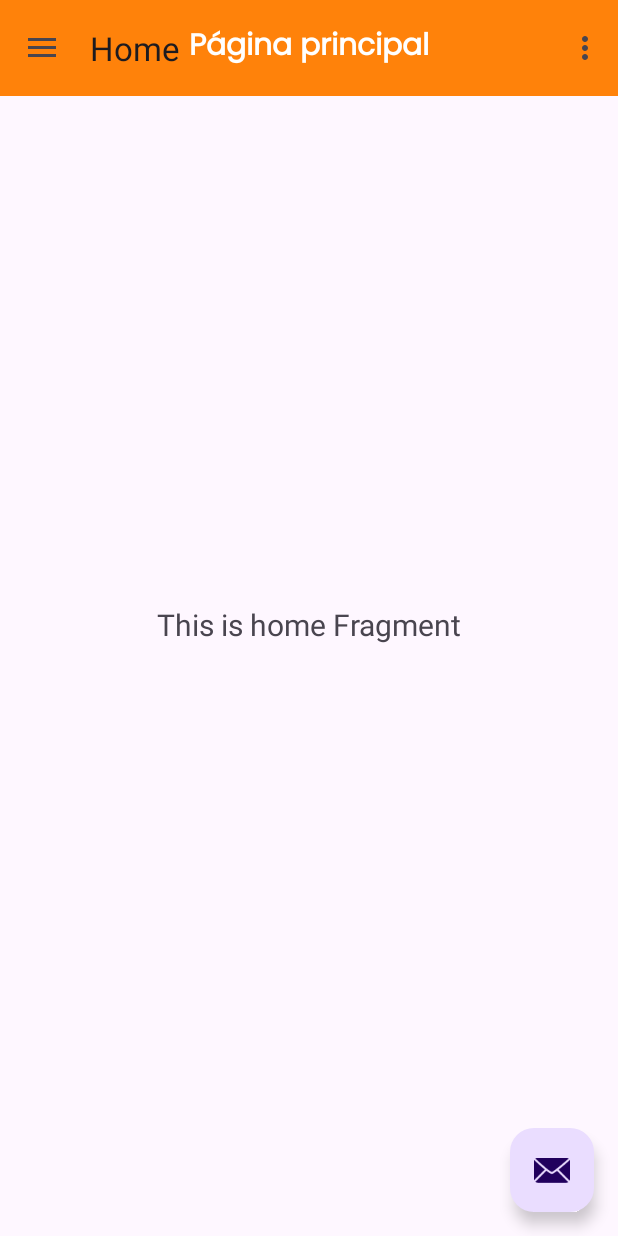
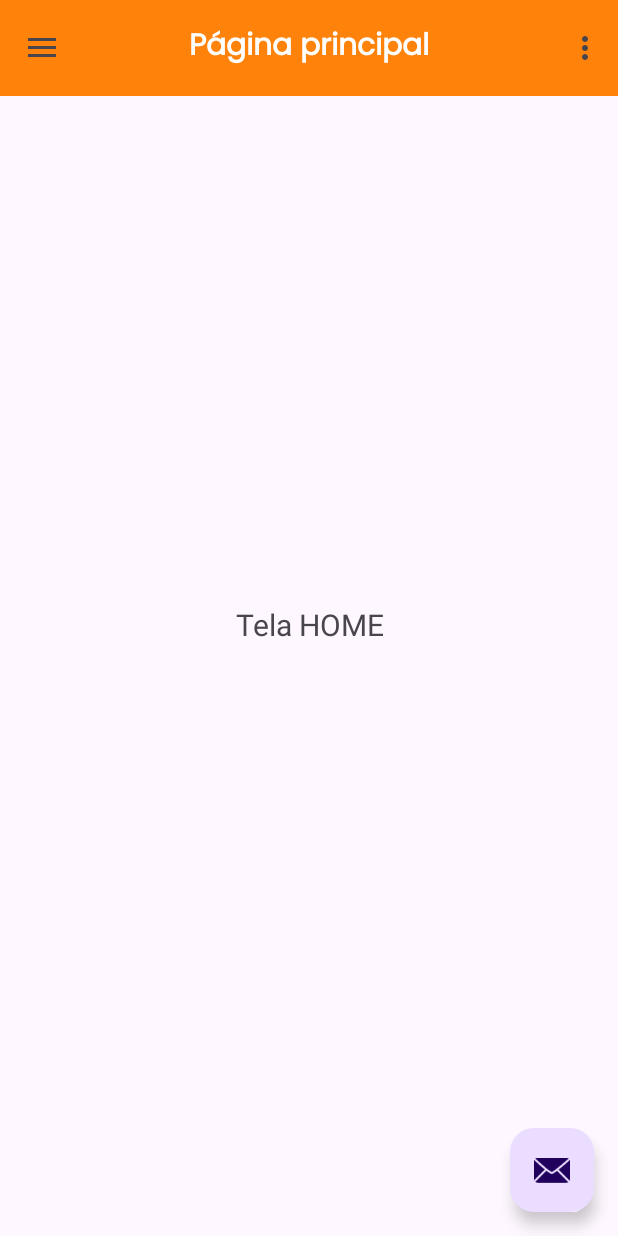
Before and after one commit to Sadousan/TaskLock, an Android app built with Jetpack Compose: the TelaPrincipalMenu screen opened directly, with no data from a screen before it, on a phone screen of 412 x 824 dp. Run offline under Robolectric (Android 15) with nearby library versions, the phone set to English and light mode, and no system bars; our stand-ins replace navigation-ui; Roboto replaces fonts that are not available here.

Commit message:
funcionalidade e database de tarefas adicionadas

```diff
--- a/app/src/main/java/com/example/tasklock/TelaPrincipalMenu.kt
+++ b/app/src/main/java/com/example/tasklock/TelaPrincipalMenu.kt
@@ -38,9 +38,12 @@ class TelaPrincipalMenu : AppCompatActivity() {
         // menu should be considered as top level destinations.
         appBarConfiguration = AppBarConfiguration(
             setOf(
-                R.id.nav_home, R.id.nav_usoapp, R.id.nav_appsbloqueados ,R.id.nav_adicionartarefa
+                R.id.nav_home,
+                R.id.nav_usoapp,
+                R.id.nav_appsbloqueados
             ), drawerLayout
         )
+
         setupActionBarWithNavController(navController, appBarConfiguration)
         navView.setupWithNavController(navController)
     }
--- a/app/src/main/java/com/example/tasklock/ui/adicionartarefa/AdicionarTarefaFragment.kt
+++ b/app/src/main/java/com/example/tasklock/ui/adicionartarefa/AdicionarTarefaFragment.kt
@@ -38,7 +38,8 @@ class AdicionarTarefaFragment : Fragment() {
         super.onViewCreated(view, savedInstanceState)
 
         // Atualiza título da toolbar (usando TextView customizado)
-        requireActivity().findViewById<TextView>(R.id.toolbar_title)?.text = "Adicionar Tarefa"
+        requireActivity().findViewById<TextView>(R.id.toolbar_title)?.text = getString(R.string.menu_adicionartarefa)
+
 
         // Oculta FAB, se visível na MainActivity
         val fab = requireActivity().findViewById<View>(R.id.fab)
--- a/app/src/main/java/com/example/tasklock/ui/adicionartarefa/AdicionarTarefaViewModel.kt
+++ b/app/src/main/java/com/example/tasklock/ui/adicionartarefa/AdicionarTarefaViewModel.kt
@@ -7,7 +7,7 @@ import androidx.lifecycle.ViewModel
 class AdicionarTarefaViewModel : ViewModel() {
 
     private val _text = MutableLiveData<String>().apply {
-        value = "Nome da tarefa, teste"
+
     }
     val text: LiveData<String> = _text
 }
--- a/app/src/main/java/com/example/tasklock/ui/home/HomeFragment.kt
+++ b/app/src/main/java/com/example/tasklock/ui/home/HomeFragment.kt
@@ -10,6 +10,7 @@ import android.widget.Toast
 import androidx.activity.result.contract.ActivityResultContracts
 import androidx.fragment.app.Fragment
 import androidx.lifecycle.ViewModelProvider
+import com.example.tasklock.R
 import com.example.tasklock.databinding.FragmentHomeBinding
 
 
@@ -43,6 +44,17 @@ class HomeFragment : Fragment() {
         return root
     }
 
+
+    override fun onViewCreated(view: View, savedInstanceState: Bundle?) {
+        super.onViewCreated(view, savedInstanceState)
+        requireActivity().findViewById<TextView>(R.id.toolbar_title)?.text =
+            getString(R.string.menu_home)
+
+        // Oculta FAB, se visível na MainActivity
+        val fab = requireActivity().findViewById<View>(R.id.fab)
+        fab?.visibility = View.GONE
+    }
+
     override fun onDestroyView() {
         super.onDestroyView()
         _binding = null
--- a/app/src/main/java/com/example/tasklock/ui/home/HomeViewModel.kt
+++ b/app/src/main/java/com/example/tasklock/ui/home/HomeViewModel.kt
@@ -7,7 +7,7 @@ import androidx.lifecycle.ViewModel
 class HomeViewModel : ViewModel() {
 
     private val _text = MutableLiveData<String>().apply {
-        value = "This is home Fragment"
+        value = "Tela HOME"
     }
     val text: LiveData<String> = _text
 }
--- a/app/src/main/res/layout/app_bar_telaprincipalmenu.xml
+++ b/app/src/main/res/layout/app_bar_telaprincipalmenu.xml
@@ -4,7 +4,9 @@
     xmlns:tools="http://schemas.android.com/tools"
     android:layout_width="match_parent"
     android:layout_height="match_parent"
+    android:fitsSystemWindows="true"
     tools:context=".TelaPrincipalMenu">
+
 
     <androidx.appcompat.widget.Toolbar
         android:id="@+id/toolbar"
--- a/app/src/main/res/layout/fragment_adicionartarefa.xml
+++ b/app/src/main/res/layout/fragment_adicionartarefa.xml
@@ -5,7 +5,6 @@
     xmlns:tools="http://schemas.android.com/tools"
     android:layout_width="match_parent"
     android:layout_height="match_parent"
-    android:fitsSystemWindows="true"
     tools:context=".ui.adicionartarefa.AdicionarTarefaFragment">
 
     <ScrollView
@@ -28,7 +27,7 @@
                 android:layout_gravity="center_horizontal"
                 android:layout_marginTop="16dp"
                 android:contentDescription="Ícone da tarefa"
-                android:src="@drawable/ic_addtask"
+                android:src="@drawable/ic_estudos"
                 android:scaleType="fitCenter" />
 
             <!-- Campo: Nome da Tarefa -->
--- a/app/src/main/res/layout/overlay_blocked_warning.xml
+++ b/app/src/main/res/layout/overlay_blocked_warning.xml
@@ -8,11 +8,6 @@
     android:orientation="vertical"
     android:gravity="center"
     android:padding="24dp">
-
-    <ImageView
-        android:layout_width="215dp"
-        android:layout_height="189dp"
-        app:srcCompat="@drawable/main_icon_tasklock" />
 
     <TextView
         android:text="Tempo de uso esgotado!\nComplete suas metas para continuar."
--- a/app/src/main/res/menu/activity_main_drawer.xml
+++ b/app/src/main/res/menu/activity_main_drawer.xml
@@ -22,6 +22,6 @@
         <item
             android:id="@+id/nav_adicionartarefa"
             android:icon="@drawable/icadicionartarefa"
-            android:title="@string/menu_adcionartarefa" />
+            android:title="@string/menu_adicionartarefa" />
     </group>
 </menu>
--- a/app/src/main/res/navigation/mobile_navigation.xml
+++ b/app/src/main/res/navigation/mobile_navigation.xml
@@ -8,14 +8,20 @@
     <fragment
         android:id="@+id/nav_home"
         android:name="com.example.tasklock.ui.home.HomeFragment"
-        android:label="@string/menu_home"
+        android:label=""
         tools:layout="@layout/fragment_home" />
 
     <fragment
         android:id="@+id/nav_adicionartarefa"
         android:name="com.example.tasklock.ui.adicionartarefa.AdicionarTarefaFragment"
-        android:label="@string/menu_adcionartarefa"
-        tools:layout="@layout/fragment_adicionartarefa" />
+        android:label=""
+        tools:layout="@layout/fragment_adicionartarefa"/>
+    <action
+        android:id="@+id/action_nav_home_to_nav_adicionartarefa"
+        app:destination="@id/nav_adicionartarefa"
+        app:popUpTo="@id/nav_home"
+        app:popUpToInclusive="false" />
+
 
     <activity
         android:id="@+id/nav_appsbloqueados"
@@ -28,4 +34,5 @@
         android:name="com.example.tasklock.UsoApp"
         android:label="@string/menu_usodeapps"
         tools:layout="@layout/activity_uso_app" />
+
 </navigation>
--- a/app/src/main/res/values/strings.xml
+++ b/app/src/main/res/values/strings.xml
@@ -12,12 +12,10 @@
     <string name="invalid_password">A senha precisa ter mais de 5 caracteres</string>
     <string name="login_failed">"Erro no login"</string>
     <string name="title_activity_cadastro">Cadastro</string>
-
-
     <string name="menu_home">Home</string>
     <string name="menu_usodeapps">Uso de apps</string>
     <string name="menu_appsbloqueado">Apps bloqueados</string>
-    <string name="menu_adcionartarefa">Adicionar tarefa</string>
+    <string name="menu_adicionartarefa">Adicionar Tarefa</string>
     <string name="action_settings">Configurações</string>
     <string name="accessibility_service_description">Descrição do serviço de acessibilidade</string>
 </resources>
```
Also changed, not shown: app/src/main/java/com/example/tasklock/ui/adicionartarefa/adicionar_tarefa.kt (deleted, +0 -21 lines), app/src/main/res/layout/activity_adicionar_tarefa.xml (deleted, +0 -110 lines), 1 other file.
